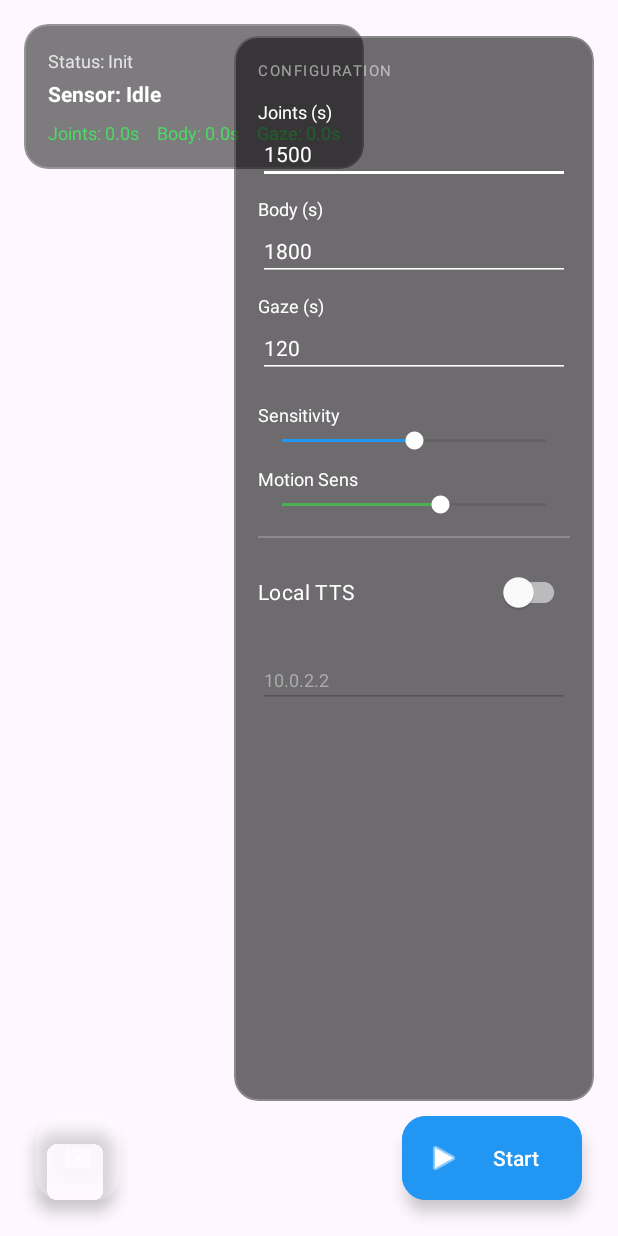
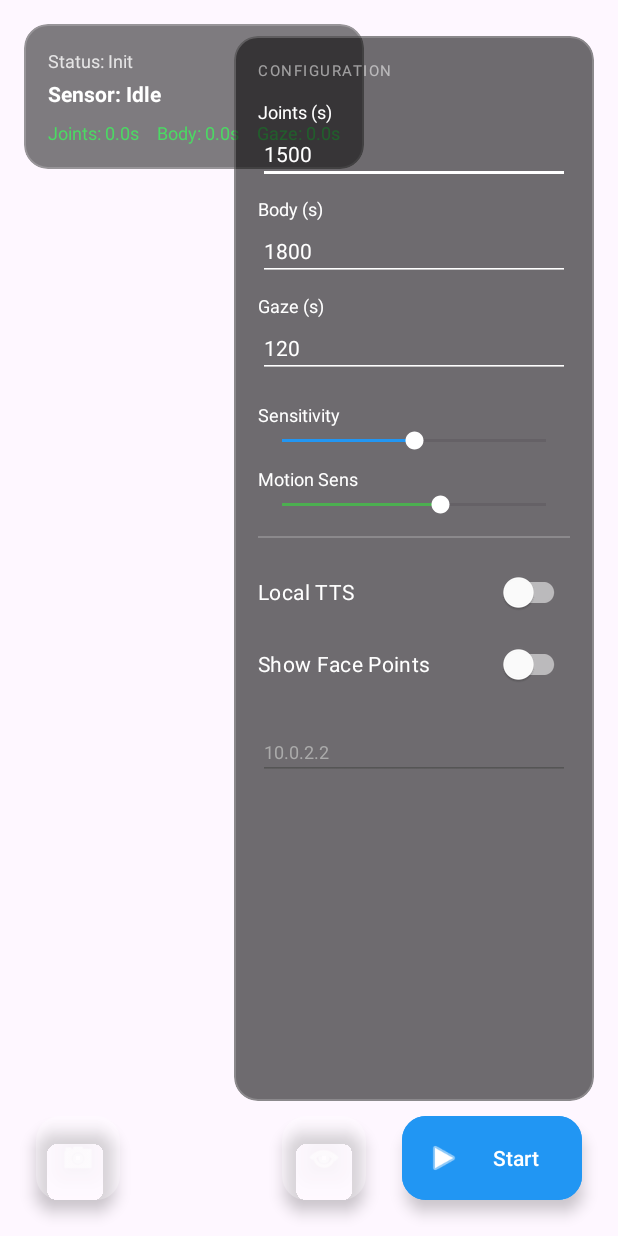
Before and after one commit to goxtopia/pose-master, an Android app: the screen it shows after launch (MainActivity), on a phone screen of 412 x 824 dp. Run offline under Robolectric (Android 15) with nearby library versions, the phone set to English and light mode, and no system bars; libraries missing offline, so code that uses them is left out: androidx.camera.core, androidx.camera.lifecycle, androidx.camera.view, com.google.mediapipe.framework, com.google.mediapipe.tasks; plain views replace PreviewView; 6 statements that could not run were skipped.

```diff
--- a/android/app/src/main/java/com/example/posturemonitor/MainActivity.kt
+++ b/android/app/src/main/java/com/example/posturemonitor/MainActivity.kt
@@ -19,6 +19,7 @@ import android.widget.ImageButton
 import android.widget.SeekBar
 import android.widget.Spinner
 import android.widget.TextView
+import com.google.android.material.floatingactionbutton.FloatingActionButton
 import android.widget.Toast
 import com.google.android.material.switchmaterial.SwitchMaterial
 import androidx.activity.result.contract.ActivityResultContracts
@@ -56,6 +57,8 @@ class MainActivity : AppCompatActivity(), TextToSpeech.OnInitListener {
     private lateinit var inputServerIp: EditText
     private lateinit var btnStart: Button
     private lateinit var btnSwitchCamera: ImageButton
+    private lateinit var btnHideUi: FloatingActionButton
+    private lateinit var btnRestoreUi: FloatingActionButton
 
     // Settings
     private lateinit var inputJoints: EditText
@@ -66,6 +69,7 @@ class MainActivity : AppCompatActivity(), TextToSpeech.OnInitListener {
 
     // TTS UI
     private lateinit var switchLocalTts: SwitchMaterial
+    private lateinit var switchShowFace: SwitchMaterial
     private lateinit var labelTtsEngine: TextView
     private lateinit var spinnerTtsEngine: Spinner
 
@@ -115,6 +119,8 @@ class MainActivity : AppCompatActivity(), TextToSpeech.OnInitListener {
         inputServerIp = findViewById(R.id.input_server_ip)
         btnStart = findViewById(R.id.btn_start)
         btnSwitchCamera = findViewById(R.id.btn_switch_camera)
+        btnHideUi = findViewById(R.id.btn_hide_ui)
+        btnRestoreUi = findViewById(R.id.btn_restore_ui)
 
         inputJoints = findViewById(R.id.input_joints)
         inputBody = findViewById(R.id.input_body)
@@ -123,6 +129,7 @@ class MainActivity : AppCompatActivity(), TextToSpeech.OnInitListener {
         seekMotionSensitivity = findViewById(R.id.seek_motion_sensitivity)
 
         switchLocalTts = findViewById(R.id.switch_local_tts)
+        switchShowFace = findViewById(R.id.switch_show_face)
         labelTtsEngine = findViewById(R.id.label_tts_engine)
         spinnerTtsEngine = findViewById(R.id.spinner_tts_engine)
 
@@ -167,6 +174,9 @@ class MainActivity : AppCompatActivity(), TextToSpeech.OnInitListener {
             startCamera()
         }
 
+        btnHideUi.setOnClickListener { setUiVisibility(false) }
+        btnRestoreUi.setOnClickListener { setUiVisibility(true) }
+
         // Auto-save listeners
         val saveListener = View.OnFocusChangeListener { _, hasFocus ->
             if (!hasFocus) saveConfig()
@@ -188,6 +198,11 @@ class MainActivity : AppCompatActivity(), TextToSpeech.OnInitListener {
         // TTS Listeners
         switchLocalTts.setOnCheckedChangeListener { _, isChecked ->
             updateTtsUiVisibility(isChecked)
+            saveConfig()
+        }
+
+        switchShowFace.setOnCheckedChangeListener { _, isChecked ->
+            overlay.showFacePoints = isChecked
             saveConfig()
         }
 
@@ -272,6 +287,24 @@ class MainActivity : AppCompatActivity(), TextToSpeech.OnInitListener {
         }
     }
 
+    private fun setUiVisibility(visible: Boolean) {
+        val v = if (visible) View.VISIBLE else View.GONE
+        val restoreV = if (visible) View.GONE else View.VISIBLE
+
+        statusText.visibility = v
+        deltaText.visibility = v
+        timerJoints.visibility = v
+        timerBody.visibility = v
+        timerGaze.visibility = v
+        btnStart.visibility = v
+        btnSwitchCamera.visibility = v
+        btnHideUi.visibility = v
+        findViewById<View>(R.id.status_card).visibility = v // Status Card
+        findViewById<View>(R.id.settings_panel).visibility = v // Settings Panel
+
+        btnRestoreUi.visibility = restoreV
+    }
+
     private fun updateConfigFromUI() {
         try {
             val joints = inputJoints.text.toString().toLongOrNull() ?: 1500
@@ -331,6 +364,12 @@ class MainActivity : AppCompatActivity(), TextToSpeech.OnInitListener {
                                     }
                                 }
 
+                                if (json.has("showFacePoints")) {
+                                    val showFace = json.getBoolean("showFacePoints")
+                                    switchShowFace.isChecked = showFace
+                                    overlay.showFacePoints = showFace
+                                }
+
                                 updateConfigFromUI()
                                 Log.d(TAG, "Config loaded")
                             }
@@ -359,6 +398,7 @@ class MainActivity : AppCompatActivity(), TextToSpeech.OnInitListener {
             // Save TTS settings
             json.put("useLocalTts", switchLocalTts.isChecked)
             json.put("ttsEngine", selectedEnginePackage ?: "")
+            json.put("showFacePoints", switchShowFace.isChecked)
 
             val body = json.toString().toRequestBody("application/json; charset=utf-8".toMediaType())
             val request = Request.Builder().url(url).post(body).build()
--- a/android/app/src/main/res/layout/activity_main.xml
+++ b/android/app/src/main/res/layout/activity_main.xml
@@ -122,6 +122,33 @@
             android:src="@android:drawable/ic_menu_camera"
             app:layout_constraintBottom_toBottomOf="parent"
             app:layout_constraintStart_toStartOf="parent"/>
+
+        <!-- Hide UI Button -->
+        <com.google.android.material.floatingactionbutton.FloatingActionButton
+            android:id="@+id/btn_hide_ui"
+            android:layout_width="wrap_content"
+            android:layout_height="wrap_content"
+            android:layout_margin="24dp"
+            app:fabSize="mini"
+            app:backgroundTint="#40FFFFFF"
+            app:tint="#FFFFFF"
+            android:src="@android:drawable/ic_menu_view"
+            app:layout_constraintBottom_toBottomOf="parent"
+            app:layout_constraintEnd_toStartOf="@id/btn_start"/>
+
+        <!-- Restore UI Button (Initially Hidden) -->
+        <com.google.android.material.floatingactionbutton.FloatingActionButton
+            android:id="@+id/btn_restore_ui"
+            android:layout_width="wrap_content"
+            android:layout_height="wrap_content"
+            android:layout_margin="24dp"
+            app:fabSize="normal"
+            app:backgroundTint="#2196F3"
+            app:tint="#FFFFFF"
+            android:src="@android:drawable/ic_menu_view"
+            android:visibility="gone"
+            app:layout_constraintBottom_toBottomOf="parent"
+            app:layout_constraintEnd_toEndOf="parent"/>
 
         <!-- Alert Overlay -->
         <TextView
@@ -278,6 +305,16 @@
                     app:thumbTint="#FFFFFF"
                     app:trackTint="#88FFFFFF"/>
 
+                <com.google.android.material.switchmaterial.SwitchMaterial
+                    android:id="@+id/switch_show_face"
+                    android:layout_width="match_parent"
+                    android:layout_height="wrap_content"
+                    android:text="Show Face Points"
+                    android:textColor="#FFFFFF"
+                    android:textSize="14sp"
+                    app:thumbTint="#FFFFFF"
+                    app:trackTint="#88FFFFFF"/>
+
                 <TextView
                     android:id="@+id/label_tts_engine"
                     android:layout_width="wrap_content"
```
Also changed, not shown: android/app/src/main/java/com/example/posturemonitor/OverlayView.kt (+9 -2 lines).
